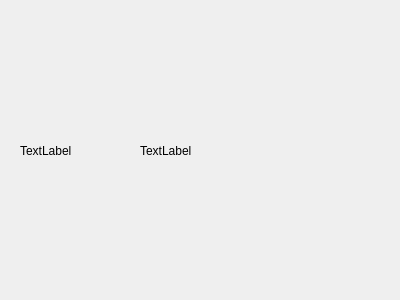
This is elgo_viewer/Widget/Clock/ClockWidget.ui in kr-MATAGI/ELGO_Client_QT as Qt 5 draws it before an edit. The edited form follows.
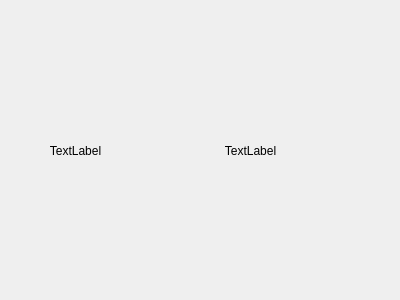
This is the edited form.

Commit message: add clock widget

The edit to the form file:
```diff
--- a/elgo_viewer/Widget/Clock/ClockWidget.ui
+++ b/elgo_viewer/Widget/Clock/ClockWidget.ui
@@ -25,6 +25,9 @@
    <property name="text">
     <string>TextLabel</string>
    </property>
+   <property name="alignment">
+    <set>Qt::AlignCenter</set>
+   </property>
   </widget>
   <widget class="QLabel" name="timeLabel">
    <property name="geometry">
@@ -38,6 +41,9 @@
    <property name="text">
     <string>TextLabel</string>
    </property>
+   <property name="alignment">
+    <set>Qt::AlignCenter</set>
+   </property>
   </widget>
  </widget>
  <resources/>
```
The commit also changes 7 other files.
